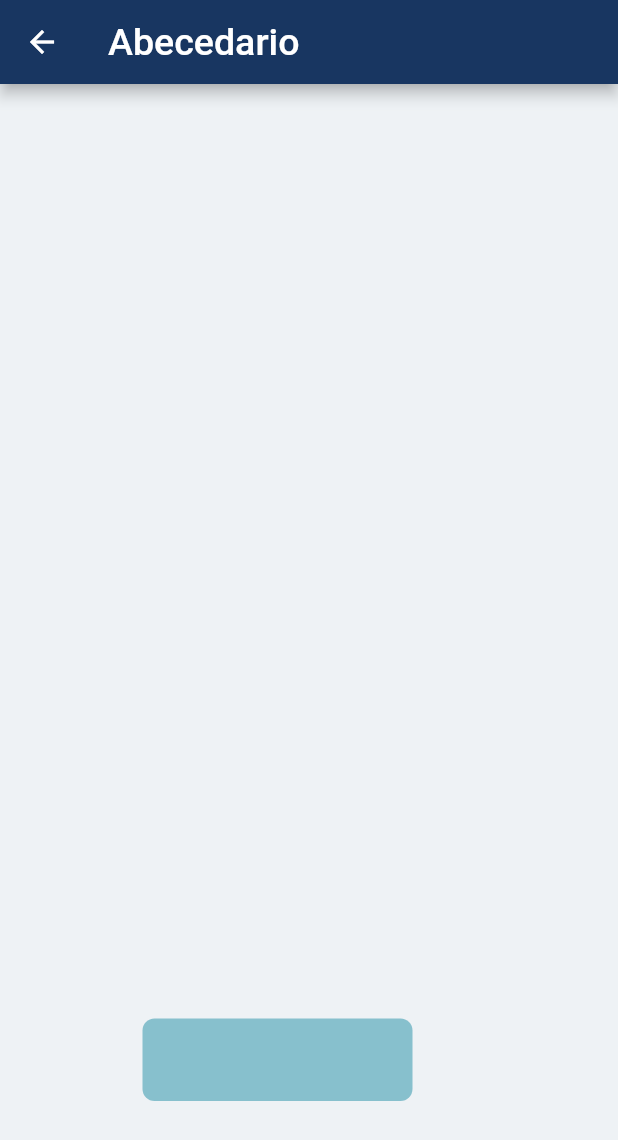
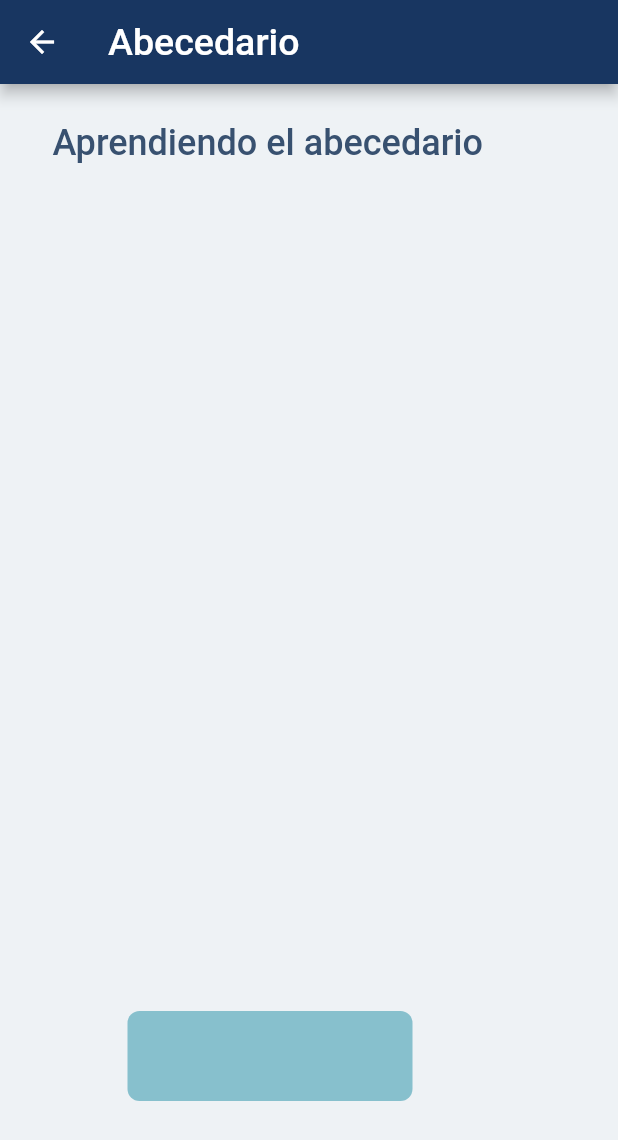
Before and after one commit to DSCarolina/SignLanguageApp, a Flutter app: the screen it shows after launch, after a tap on the "arrow forward ios" icon, on a phone screen of 412 x 824 dp. Shown: the top 1140 px of the screen. Run offline on Flutter 3.47's test engine with Material 2 defaults, Android fonts, the light colour scheme and no system bars.

Commit message:
Creating windowScreen

```diff
--- a/lib/screens/windows/window_screen.dart
+++ b/lib/screens/windows/window_screen.dart
@@ -3,38 +3,58 @@ import 'package:sign_language_app/widgets/text_home.dart';
 
 
 class WindowScreen extends StatelessWidget {
-  String WindowTitle = "";
-  Color WindowColor = Colors.pink;
-  double WindowTitleSize = 25.0;
+  String windowTitle = "";
+  String windowDescription = "Aprendiendo ";
+  Color windowColor = Colors.pink;
+  double windowTitleSize = 25.0;
+  int windowId;
 
-  WindowScreen(this.WindowTitle, this.WindowColor);
+  WindowScreen(this.windowId,this.windowTitle, this.windowColor);
 
   @override
   Widget build(BuildContext context) {
+  if (windowId==1) {
+    windowDescription=windowDescription+"el abecedario";
+  }else{
+    if (windowId==2){
+        windowDescription=windowDescription+"los números";
+    }
+    else{
+      if (windowId==3){
+        windowDescription=windowDescription+"los colores";
+    }
+    else{
+        windowDescription=windowDescription+"los días \n de la semana";
+    }
+    }
 
+  }
  final boardBottom = Container(
-      height: 55.0,
-      width: 180.0,
+      height: 60.0,
+      width: 190.0,
         decoration: new BoxDecoration(
       //  color: new Color(0xFF333366),
        color: new Color(0xFF87c0cd),
        shape: BoxShape.rectangle,
-       borderRadius: new BorderRadius.circular(8.0),
-       boxShadow: <BoxShadow>[
-        //  new BoxShadow(
-        //   color: Colors.black12,
-        //   blurRadius: 10.0,
-        //   offset: new Offset(0.0, 10.0),
-        // ),
-      ],
+       borderRadius: new BorderRadius.circular(8.0)
     ),
     );
+     final boardTitle = Text(
+      windowDescription,
+      textDirection: TextDirection.ltr,
+      style: TextStyle(
+          color: Color(0xFF385170),
+          fontSize: 24.0,
+          fontWeight: FontWeight.w500
+      ),
+    );
+
 
     return Scaffold(
       appBar: AppBar(
         // backgroundColor: Color(0xFF333366),
         backgroundColor:Color(0xFF183661),
-         title: CustomText(WindowTitle, Colors.white, WindowTitleSize),
+         title: CustomText(windowTitle, Colors.white, windowTitleSize),
       ),
       body: Container(
         decoration: new BoxDecoration(color: Color(0xFFeef2f5)),
@@ -42,10 +62,14 @@ class WindowScreen extends StatelessWidget {
           children: <Widget>[
             Positioned(
                   bottom: 90.0,
-                  left: 95.0,
+                  left: 85.0,
                   child:boardBottom
                 ),
-
+                Positioned(
+                  top: 25.0,
+                  left: 35.0,
+                  child: boardTitle
+                ),
           ],
         ),
       ),
--- a/lib/widgets/card_home.dart
+++ b/lib/widgets/card_home.dart
@@ -57,14 +57,12 @@ class CustomCard extends StatelessWidget {
         onPressed: (){
             Navigator.push(
             context,
-              MaterialPageRoute(builder: (context) => WindowScreen(mTitle, mFilter)),
+              MaterialPageRoute(builder: (context) => WindowScreen(mId,mTitle, mFilter)),
             );
         },
         child: Icon(
-
           Icons.arrow_forward_ios,
           color: Colors.white,
-
         ),
       ),
     );
```
